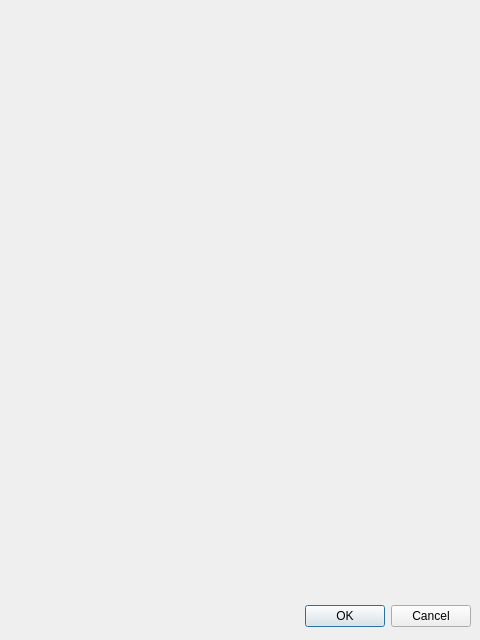
This is settingsdialog.ui in AngryFender/Remini as Qt 5 draws it before an edit. The edited form follows.
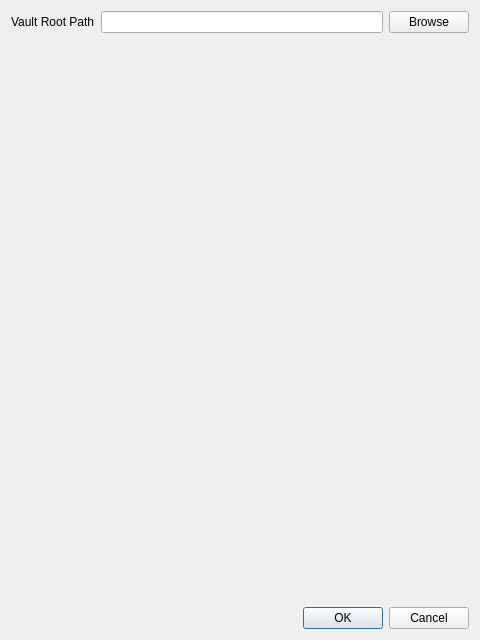
This is the edited form.

Commit message: Github Issue #39: Removed styling of QLabel from themes in themes.h. Integrated SettingsDialog with its .ui file. In the SettingsDialog add widgets to configure the vault path

The edit to the form file:
```diff
--- a/settingsdialog.ui
+++ b/settingsdialog.ui
@@ -12,22 +12,46 @@
   <property name="windowTitle" >
    <string>Dialog</string>
   </property>
-  <widget class="QDialogButtonBox" name="buttonBox" >
-   <property name="geometry" >
-    <rect>
-     <x>10</x>
-     <y>600</y>
-     <width>461</width>
-     <height>32</height>
-    </rect>
-   </property>
-   <property name="orientation" >
-    <enum>Qt::Horizontal</enum>
-   </property>
-   <property name="standardButtons" >
-    <set>QDialogButtonBox::Cancel|QDialogButtonBox::Ok</set>
-   </property>
-  </widget>
+  <layout class="QVBoxLayout" name="verticalLayout">
+   <item>
+    <layout class="QFormLayout" name="formLayout">
+     <item row="0" column="0">
+      <widget class="QLabel" name="lbl_vaultRootPath">
+       <property name="text">
+        <string>Vault Root Path</string>
+       </property>
+       <property name="alignment">
+        <set>Qt::AlignLeading|Qt::AlignLeft|Qt::AlignVCenter</set>
+       </property>
+      </widget>
+     </item>
+     <item row="0" column="1">
+      <layout class="QHBoxLayout" name="horizontalLayout">
+       <item>
+        <widget class="QLineEdit" name="edit_vaultRootPath"/>
+       </item>
+       <item>
+        <widget class="QPushButton" name="btn_vaultRootPath">
+         <property name="text">
+          <string>Browse</string>
+         </property>
+        </widget>
+       </item>
+      </layout>
+     </item>
+    </layout>
+   </item>
+   <item>
+    <widget class="QDialogButtonBox" name="buttonBox">
+     <property name="orientation">
+      <enum>Qt::Horizontal</enum>
+     </property>
+     <property name="standardButtons">
+      <set>QDialogButtonBox::Cancel|QDialogButtonBox::Ok</set>
+     </property>
+    </widget>
+   </item>
+  </layout>
  </widget>
  <resources/>
  <connections>
```
Left out of the diff: 24 changed lines with no effect on the pictures. The commit also changes 7 other files.
